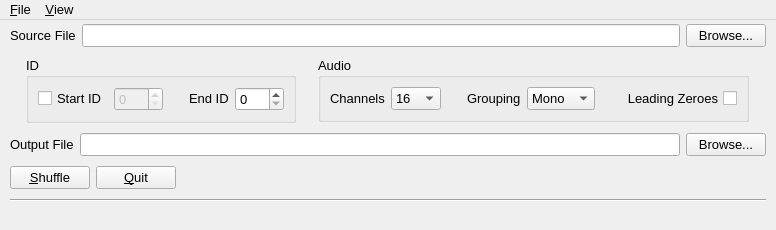
Old version of the form UI/main_window.ui in the repository themgineer/Ultrix-Audio-Shuffling-Generator.
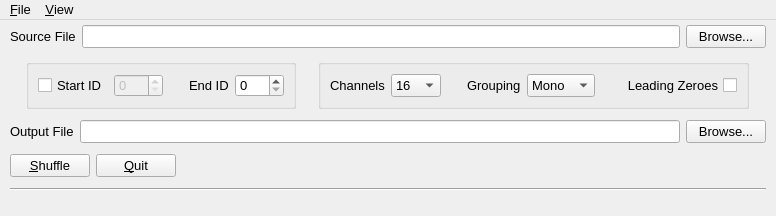
New version of the form. Icons and pictures are not drawn.

```diff
--- a/UI/main_window.ui
+++ b/UI/main_window.ui
@@ -7,7 +7,7 @@
     <x>0</x>
     <y>0</y>
     <width>776</width>
-    <height>230</height>
+    <height>216</height>
    </rect>
   </property>
   <property name="sizePolicy">
@@ -19,7 +19,7 @@
   <property name="minimumSize">
    <size>
     <width>776</width>
-    <height>230</height>
+    <height>216</height>
    </size>
   </property>
   <property name="maximumSize">
@@ -101,8 +101,14 @@
           <verstretch>0</verstretch>
          </sizepolicy>
         </property>
+        <property name="minimumSize">
+         <size>
+          <width>0</width>
+          <height>45</height>
+         </size>
+        </property>
         <property name="title">
-         <string>ID</string>
+         <string/>
         </property>
         <layout class="QHBoxLayout" name="horizontalLayout_6">
          <item>
@@ -138,6 +144,12 @@
              <verstretch>0</verstretch>
             </sizepolicy>
            </property>
+           <property name="minimumSize">
+            <size>
+             <width>0</width>
+             <height>0</height>
+            </size>
+           </property>
            <property name="maximum">
             <number>288</number>
            </property>
@@ -199,8 +211,14 @@
           <verstretch>0</verstretch>
          </sizepolicy>
         </property>
+        <property name="minimumSize">
+         <size>
+          <width>0</width>
+          <height>45</height>
+         </size>
+        </property>
         <property name="title">
-         <string>Audio</string>
+         <string/>
         </property>
         <layout class="QHBoxLayout" name="horizontalLayout_7">
          <item>
@@ -444,6 +462,12 @@
    <addaction name="menuView"/>
   </widget>
   <widget class="QStatusBar" name="statusbar">
+   <property name="maximumSize">
+    <size>
+     <width>16777215</width>
+     <height>16777215</height>
+    </size>
+   </property>
    <property name="sizeGripEnabled">
     <bool>false</bool>
    </property>
```
Left out of the diff: 2 changed lines with no effect on the pictures.
